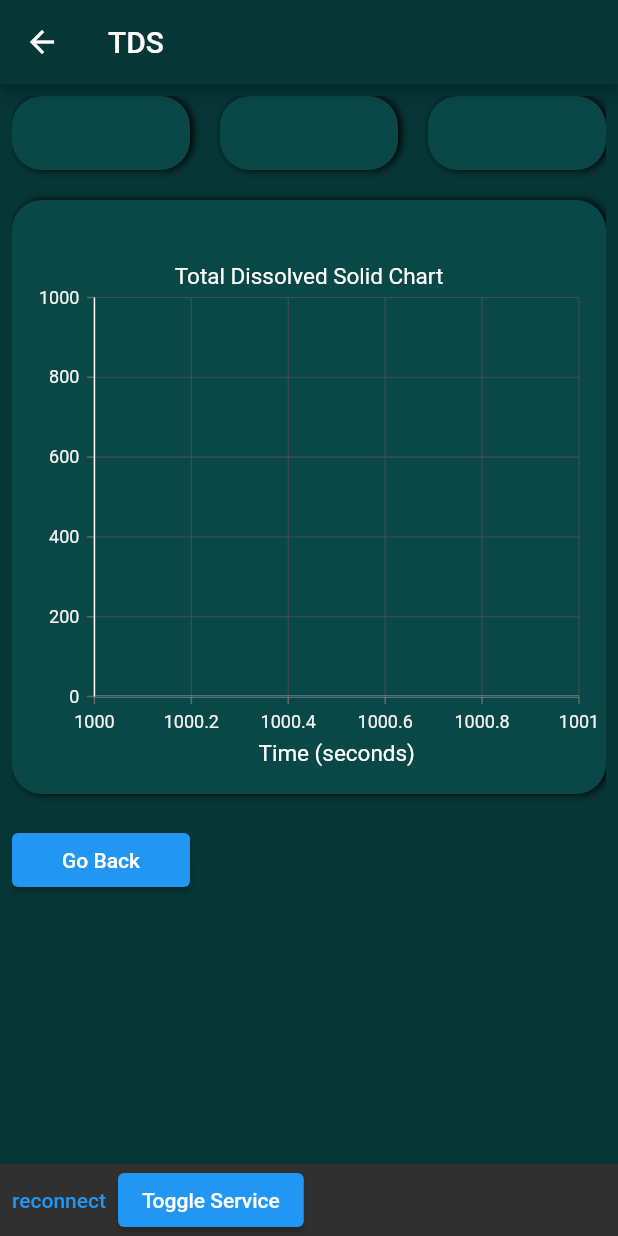
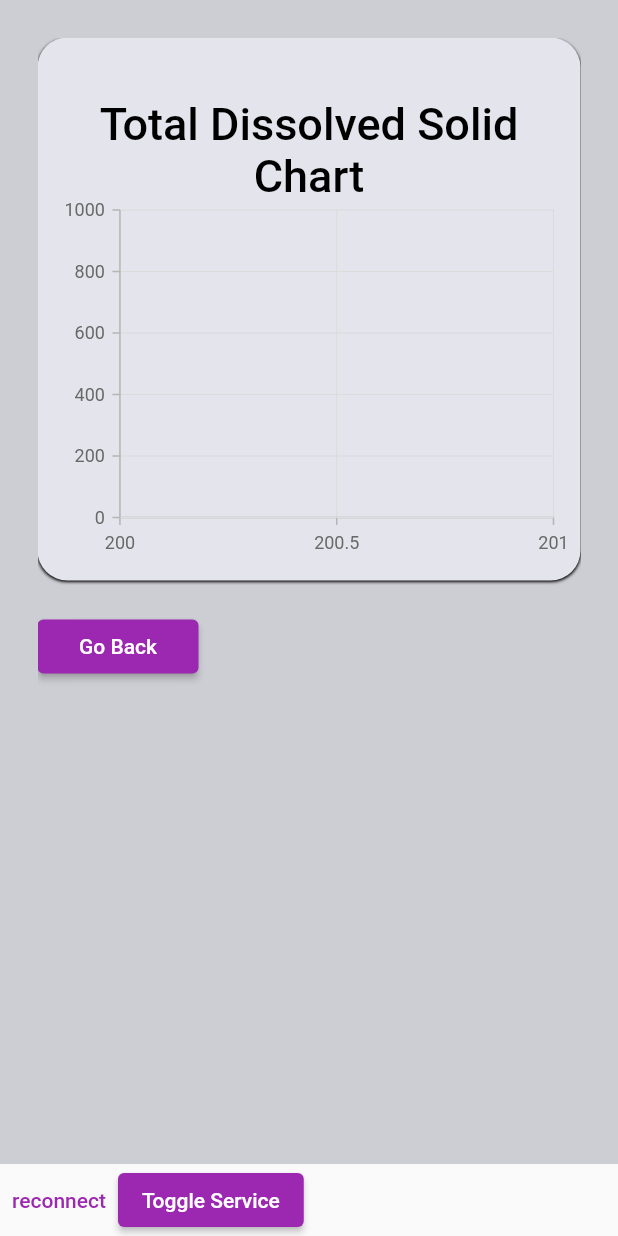
Before and after one commit to Ak-3d/Flutter__desalination, a Flutter app: the screen it shows after launch, after a tap on "TDS", on a phone screen of 412 x 824 dp. Run offline on Flutter 3.47's test engine with Material 2 defaults, Android fonts, the phone set to English and light mode, and no system bars; our stand-ins replace faker, flutter_local_notifications, objectbox, syncfusion_flutter_charts; missing offline and left inert: flutter_background_service, udp; generated files the repository leaves out were written again.

Commit message:
1. Used Faker package to fill database with fake infos 2. Used Theme Data throughout the application 3. Updated ObjectBox and WaterFlow to make it easier to fake data 4. Updating UI throughout the applicaiton 5. **Implemented Database usage in both pages TDS and ReportExample**

```diff
--- a/lib/Components/CardDash.dart
+++ b/lib/Components/CardDash.dart
@@ -3,18 +3,18 @@ import 'package:final_project/Resources.dart';
 import 'package:flutter_staggered_grid_view/flutter_staggered_grid_view.dart';
 
 class CardDash extends StatelessWidget {
-  static num defaultRows = 0.5;
+  static num defaultRows = 1;
 
   const CardDash(
       {Key? key,
-      this.txt = "card",
       this.color = Resources.bgcolor_100,
       this.cols = 1,
       this.rows,
+      this.title = '',
       this.child = const Text('')})
       : super(key: key);
 
-  final String txt;
+  final String title;
   final Color color;
   final int cols;
   final num? rows;
@@ -31,19 +31,18 @@ class CardDash extends StatelessWidget {
             borderRadius: BorderRadius.all(Radius.circular(20)),
             boxShadow: [
               BoxShadow(
-                  color: Colors.black, offset: Offset(2, 0), blurRadius: 4)
+                  color: Colors.black, offset: Offset(0, 1), blurRadius: 1)
             ]),
         padding: const EdgeInsets.all(8),
         child: Column(
           crossAxisAlignment: CrossAxisAlignment.stretch,
           children: [
             Padding(
-              padding: const EdgeInsets.only(left: 8.0, top: 8.0),
-              child: Text(
-                txt,
-                textAlign: TextAlign.left,
-              ),
-            ),
+                padding: const EdgeInsets.only(left: 8.0, top: 8.0),
+                child: Text(
+                  title,
+                  style: Theme.of(context).textTheme.titleSmall,
+                )),
             Expanded(
               child: Center(
                 child: child,
--- a/lib/Components/ChartTds.dart
+++ b/lib/Components/ChartTds.dart
@@ -36,7 +36,10 @@ class _ChartTdsState extends State<ChartTds> {
   Widget build(BuildContext context) {
     return SafeArea(
         child: SfCartesianChart(
-            title: ChartTitle(text: "Total Dissolved Solid Chart"),
+            title: ChartTitle(
+              text: "Total Dissolved Solid Chart",
+              textStyle: Theme.of(context).textTheme.bodyLarge,
+            ),
             series: <LineSeries<LiveData, double>>[
               LineSeries<LiveData, double>(
                 onRendererCreated: widget.onRendererCreated,
@@ -49,20 +52,18 @@ class _ChartTdsState extends State<ChartTds> {
             enableAxisAnimation: true,
             plotAreaBorderColor: Color(22),
             primaryXAxis: NumericAxis(
-                edgeLabelPlacement: EdgeLabelPlacement.shift,
-                maximum: widget.xMin,
-                minimum: widget.xMax,
-                axisLine:
-                    const AxisLine(width: 1, color: Resources.chartAxisColor),
-                title: AxisTitle(
-                  text: 'Time (seconds)',
-                )),
+              edgeLabelPlacement: EdgeLabelPlacement.shift,
+              maximum: widget.xMin,
+              minimum: widget.xMax,
+              // axisLine:
+              //     const AxisLine(width: 1, color: Resources.chartAxisColor),
+            ),
             primaryYAxis: NumericAxis(
               maximum: widget.yMax,
               minimum: widget.yMin,
               associatedAxisName: '',
-              axisLine:
-                  const AxisLine(width: 1, color: Resources.chartAxisColor),
+              // axisLine:
+              //     const AxisLine(width: 1, color: Resources.chartAxisColor),
               // title: AxisTitle(text: 'TDS (ppm)')
             )));
   }
--- a/lib/Components/Common.dart
+++ b/lib/Components/Common.dart
@@ -17,12 +17,12 @@ class AppScofflding extends StatelessWidget {
   Widget build(BuildContext context) {
     return Scaffold(
       backgroundColor: Resources.bgcolor,
-      appBar: AppBar(
-        title: Text(title),
-        backgroundColor: Resources.bgcolor,
-      ),
+      // appBar: AppBar(
+      //   title: Text(title),
+      //   backgroundColor: Resources.bgcolor,
+      // ),
       body: Padding(
-        padding: const EdgeInsets.all(8.0),
+        padding: const EdgeInsets.all(25.0),
         child: ListView(
           children: listView,
         ),
--- a/lib/Models/WaterFlow.dart
+++ b/lib/Models/WaterFlow.dart
@@ -18,5 +18,5 @@ class WaterFlow {
 
   double tempreture;
 
-  WaterFlow(this.tds, this.flow1, this.flow2, this.tempreture);
+  WaterFlow(this.tds, this.flow1, this.flow2, this.tempreture, this.date);
 }
--- a/lib/ObjectBox.dart
+++ b/lib/ObjectBox.dart
@@ -1,4 +1,5 @@
 import 'package:final_project/Models/Schedule.dart';
+import 'package:final_project/Models/WaterFlow.dart';
 import 'package:path/path.dart' as p;
 import 'package:path_provider/path_provider.dart';
 import 'Models/Production.dart';
@@ -16,16 +17,17 @@ class ObjectBox extends TanksData {
   late final Box<User> user;
   late final Box<Report> report;
   late final Box<Status> status;
+  late final Box<WaterFlow> waterFlow;
 
   ObjectBox._create(this.store) {
     tanks = store.box<Tanks>();
     singleTank = store.box<SingleTank>();
     user = store.box<User>();
     production = store.box<Production>();
-    schedule =store.box<Schedule>();
+    schedule = store.box<Schedule>();
     status = store.box<Status>();
     report = store.box<Report>();
-
+    waterFlow = store.box<WaterFlow>();
     _putDemoData();
   }
 
@@ -44,7 +46,7 @@ class ObjectBox extends TanksData {
     SingleTank stank1 = SingleTank(100, false);
     SingleTank stank2 = SingleTank(1020, true);
     SingleTank stank3 = SingleTank(2462, true);
-    tank1.singleTank.addAll([stank1, stank2,stank3]);
+    tank1.singleTank.addAll([stank1, stank2, stank3]);
     tank2.singleTank.addAll([stank1, stank2]);
     tanks.putMany([tank1, tank2]);
     Status status1 = Status("status 1");
--- a/lib/Pages/Dashboard.dart
+++ b/lib/Pages/Dashboard.dart
@@ -17,14 +17,12 @@ class Dashboard extends StatefulWidget {
 }
 
 class _Dashboard extends State<Dashboard> implements ConnectionInterface {
-
-
   String status = "";
   String msgs = "";
   double value = 0;
-  String txt = '';
+  String title = '';
 
-  int colsN = 2;
+  int colsN = 3;
 
   ConnectionInterfaceWrapper ciw = ConnectionInterfaceWrapper();
   @override
@@ -42,48 +40,58 @@ class _Dashboard extends State<Dashboard> implements ConnectionInterface {
         mainAxisSpacing: 20,
         crossAxisSpacing: 20,
         children: [
-          CardDash(txt: 'Message', child: Text(msgs)),
+          CardDash(title: 'Status', child: Text(msgs)),
           CardDash(
-            txt: 'status',
+            title: 'Total Power Saved',
             child: Text(status),
           ),
-          const CardDash(
-            txt: 'Degree',
-            child: Text('here'),
+          const CardDash(title: 'Total Water Production'),
+          CardDash(
+            title: 'Next in Schedule',
+            cols: 3,
+            rows: 2,
+            child:
+                Column(mainAxisAlignment: MainAxisAlignment.center, children: [
+              Expanded(
+                flex: 2,
+                child: Center(
+                  child: Text('1 Day, 15 hours',
+                      style: Theme.of(context).textTheme.bodyLarge),
+                ),
+              ),
+              Expanded(
+                  child: Text('Tank 1',
+                      style: Theme.of(context).textTheme.bodyMedium)),
+              Expanded(
+                child: Text('Tuesday at 3 o\'sclick',
+                    style: Theme.of(context).textTheme.bodySmall),
+              ),
+            ]),
           ),
-          const CardDash(txt: 'Duration'),
           CardDash(
-            txt: 'TDS',
-
+            title: 'TDS',
             child: ElevatedButton(
               onPressed: () => Navigator.pushNamed(context, '/TdsMainPage'),
               child: const Text('TDS'),
             ),
           ),
           CardDash(
-            txt: 'Reports',
-
+            title: 'Reports',
             child: ElevatedButton(
               onPressed: () => Navigator.pushNamed(context, '/ReportsView'),
               child: const Text('Reports'),
             ),
           ),
-           CardDash(
-            txt: 'Tanks',
-
+          CardDash(
+            title: 'Tanks',
             child: ElevatedButton(
               onPressed: () => Navigator.pushNamed(context, '/TankView'),
               child: const Text('Tanks'),
             ),
           ),
-          CardDash(
-            cols: 2,
-            rows: 1,
-            child: TankCard(v1: value, v2: value),
-          ),
-          const CardDash(txt: 'flow 1'),
+          const CardDash(title: 'flow 1'),
           const CardDash(
-            txt: 'flow 2',
+            title: 'flow 2',
           ),
           CardDash(
             child: Slider(
--- a/lib/Pages/TdsMainPage.dart
+++ b/lib/Pages/TdsMainPage.dart
@@ -1,5 +1,6 @@
 import 'package:final_project/Components/Common.dart';
 import 'package:final_project/ConnectionHandler.dart';
+import 'package:final_project/Models/WaterFlow.dart';
 
 // import 'package:final_project/Resources.dart';
 import 'package:final_project/main.dart';
@@ -25,11 +26,10 @@ class _TdsMainPageState extends State<TdsMainPage>
 
   double time = 0;
   double step = 2;
-  int max = 1000;
+  int max = 200;
 
   late List<LiveData> chartData;
   late ChartSeriesController chartController;
-
 
   int colsN = 3;
   num defaultRows = 3;
@@ -39,16 +39,24 @@ class _TdsMainPageState extends State<TdsMainPage>
   void initState() {
     super.initState();
 
+    //get last saturday, monday = 1, saturday = 6
+    final now = DateTime.now();
+    final sat = ((now.weekday + 2) % 7) - 1;
     //database query
-    Query<Production> q = objectbox.production.query().build(); //~/ gives
+    Query<WaterFlow> q = objectbox.waterFlow
+        .query(WaterFlow_.date.greaterOrEqual(
+            now.subtract(Duration(days: sat)).millisecondsSinceEpoch))
+        .build(); //~/ gives
     q.limit = (max ~/ 2);
 
     chartData = q.find().map<LiveData>((e) {
       double temp = time;
       time += step;
-      return LiveData(temp, e.tdsValue);
+      return LiveData(temp, e.tds);
     }).toList();
 
+    debugPrint(
+        'length of data: ${chartData.length}, days to last saturday: $sat');
     ciw.setInterface(this);
 
     //TODO this is will be used for testing
@@ -67,29 +75,7 @@ class _TdsMainPageState extends State<TdsMainPage>
         crossAxisSpacing: 20,
         children: [
           CardDash(
-            txt: status,
-            child: ListView(
-              children: [
-                Slider(
-                    value: tValue,
-                    min: 0,
-                    max: 500,
-                    onChanged: (v) {
-                      setState(() {
-                        tValue = v;
-                      });
-                      updateDataSource(v);
-                    }),
-                ElevatedButton(
-                    onPressed: () => updateDataSource(tValue),
-                    child: const Text('add Point'))
-              ],
-            ),
-          ),
-          CardDash(txt: status),
-          CardDash(txt: status),
-          CardDash(
-            txt: status,
+            title: status,
             rows: 3,
             cols: 4,
             child: ChartTds(
--- a/lib/Resources.dart
+++ b/lib/Resources.dart
@@ -2,11 +2,12 @@ import 'package:flutter/cupertino.dart';
 import 'package:flutter/material.dart';
 
 class Resources {
-  static const bgcolor = Color(0xff063636);
-  static const bgcolor_100 = Color(0xff0A4848);
-  static const txtColor = Color(0xe7e73030);
+  static const primaryColor = Color(0xFF681EE1);
+  static const bgcolor = Color.fromARGB(255, 205, 205, 212);
+  static const bgcolor_100 = Color.fromARGB(255, 228, 228, 236);
+  static const txtColor = Color(0x00000000);
 
-  static const chartColor = Color.fromARGB(255, 0, 170, 255);
+  static const chartColor = primaryColor; // Color.fromARGB(255, 44, 82, 90);
   static const chartColorGrid = Color.fromARGB(168, 20, 184, 184);
   static const chartAxisColor = Color.fromARGB(255, 255, 255, 255);
 
@@ -17,5 +18,4 @@ class Resources {
   static const tankFullColor = Color(0xff479B33);
   static const tankEmptyColor = Color(0xffD53535);
   // static const bgcolor = Color(0x063636);
-
 }
--- a/lib/main.dart
+++ b/lib/main.dart
@@ -1,4 +1,8 @@
+import 'package:faker/faker.dart';
+import 'package:final_project/Models/WaterFlow.dart';
+import 'package:final_project/Pages/ReportsExample.dart';
 import 'package:final_project/Pages/views/Tanks_view.dart';
+import 'package:final_project/Resources.dart';
 import 'package:final_project/objectbox.g.dart';
 import 'package:final_project/ForgroundService.dart';
 import 'package:flutter/material.dart';
@@ -6,8 +10,8 @@ import 'ObjectBox.dart';
 import 'Pages/TdsMainPage.dart';
 import 'Pages/Dashboard.dart';
 import 'Pages/views/Report_list_view.dart';
+
 late ObjectBox objectbox;
-
 
 late Admin admin;
 late Size screenSize;
@@ -19,15 +23,26 @@ void main() async {
   try {
     objectbox = await ObjectBox.create();
 
-
     if (Admin.isAvailable()) {
       //for development, the phone broadcast database into the network
       //eneter it using the uri followed by index.html
-      admin = Admin(objectbox.store, bindUri: 'http://192.168.0.117:8090');
+      admin = Admin(objectbox.store, bindUri: 'http://192.168.43.1:8090');
     }
   } catch (e) {
     debugPrint(e.toString());
   }
+  // for (var i = 0; i < 1000; i++) {
+  //   DateTime d = faker.date.dateTimeBetween(
+  //       DateTime.now().subtract(const Duration(days: 10)), DateTime.now());
+
+  //   double f1 = faker.randomGenerator.decimal(min: 0, scale: 100);
+  //   double f2 = 100 - f1;
+
+  //   WaterFlow w = WaterFlow(
+  //       faker.randomGenerator.decimal(min: 200, scale: 800), f1, f2, 27, d);
+  //   objectbox.waterFlow.put(w);
+  //   debugPrint('$i');
+  // }
 
   runApp(const MyApp());
 }
@@ -42,15 +57,21 @@ class MyApp extends StatelessWidget {
 
     return MaterialApp(
       theme: ThemeData(
-          brightness: Brightness.dark,
-          textTheme:
-              const TextTheme(bodyMedium: TextStyle(color: Colors.white))),
+          primarySwatch: Colors.purple,
+          brightness: Brightness.light,
+          textTheme: const TextTheme(
+              bodyMedium: TextStyle(color: Colors.black, fontSize: 20),
+              bodyLarge: TextStyle(color: Colors.black, fontSize: 30),
+              bodySmall: TextStyle(color: Colors.black, fontSize: 16),
+              titleSmall: TextStyle(
+                  color: Color.fromARGB(255, 71, 71, 71), fontSize: 12))),
       title: title,
       home: const Dashboard(),
 
       routes: {
         '/TdsMainPage': (context) => TdsMainPage(),
-        '/ReportsView': (context) => Report_list_view(),
+        // '/ReportsView': (context) => Report_list_view(),
+        '/ReportsView': (context) => ReportsPage(),
         '/TankView': (context) => Tanks_view(),
       },
       // darkTheme: ThemeData.dark(),
--- a/pubspec.yaml
+++ b/pubspec.yaml
@@ -46,6 +46,7 @@ dependencies:
   flutter_local_notifications: ^15.1.0+1
   flutter_background_service: ^3.0.1
   flutter_background_service_android: ^4.0.1
+  faker: ^2.1.0
 
 dev_dependencies:
   flutter_test:
```
Also changed, not shown: lib/Components/ReportCardEx.dart (added, +45 -0 lines), lib/Pages/ReportsExample.dart (added, +43 -0 lines).
